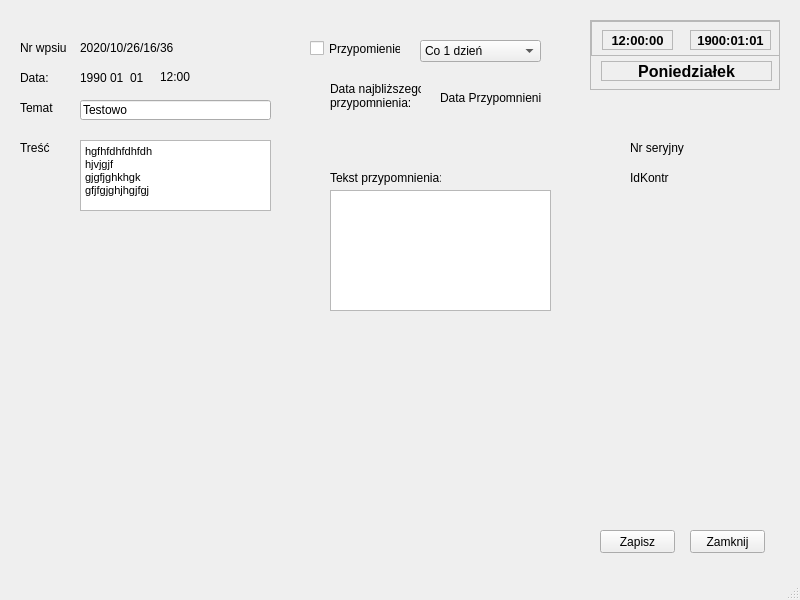
Astropl/OptiBase, file Kontrahent/kontrahentinfododajwpis.ui: the form before one commit.
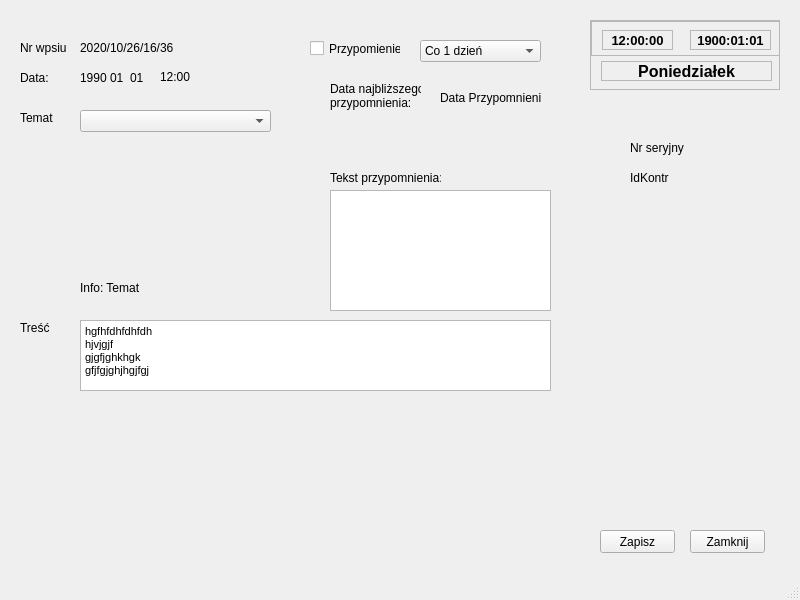
The form after the commit.

```diff
--- a/Kontrahent/kontrahentinfododajwpis.ui
+++ b/Kontrahent/kontrahentinfododajwpis.ui
@@ -57,7 +57,7 @@
     <property name="geometry">
      <rect>
       <x>20</x>
-      <y>100</y>
+      <y>110</y>
       <width>51</width>
       <height>16</height>
      </rect>
@@ -70,8 +70,8 @@
     <property name="geometry">
      <rect>
       <x>80</x>
-      <y>140</y>
-      <width>191</width>
+      <y>320</y>
+      <width>471</width>
       <height>71</height>
      </rect>
     </property>
@@ -250,7 +250,7 @@
     <property name="geometry">
      <rect>
       <x>20</x>
-      <y>140</y>
+      <y>320</y>
       <width>51</width>
       <height>16</height>
      </rect>
@@ -408,19 +408,6 @@
      </property>
     </item>
    </widget>
-   <widget class="QLineEdit" name="lineEdit">
-    <property name="geometry">
-     <rect>
-      <x>80</x>
-      <y>100</y>
-      <width>191</width>
-      <height>20</height>
-     </rect>
-    </property>
-    <property name="text">
-     <string>Testowo</string>
-    </property>
-   </widget>
    <widget class="QTextEdit" name="textEdit_2">
     <property name="geometry">
      <rect>
@@ -444,6 +431,29 @@
      <string>12:00</string>
     </property>
    </widget>
+   <widget class="QComboBox" name="comboBox_2">
+    <property name="geometry">
+     <rect>
+      <x>80</x>
+      <y>110</y>
+      <width>191</width>
+      <height>22</height>
+     </rect>
+    </property>
+   </widget>
+   <widget class="QLabel" name="label_15">
+    <property name="geometry">
+     <rect>
+      <x>80</x>
+      <y>280</y>
+      <width>191</width>
+      <height>16</height>
+     </rect>
+    </property>
+    <property name="text">
+     <string>Info: Temat</string>
+    </property>
+   </widget>
    <zorder>label_9</zorder>
    <zorder>label_13</zorder>
    <zorder>label</zorder>
```
Left out of the diff: 3 changed lines with no effect on the pictures.
